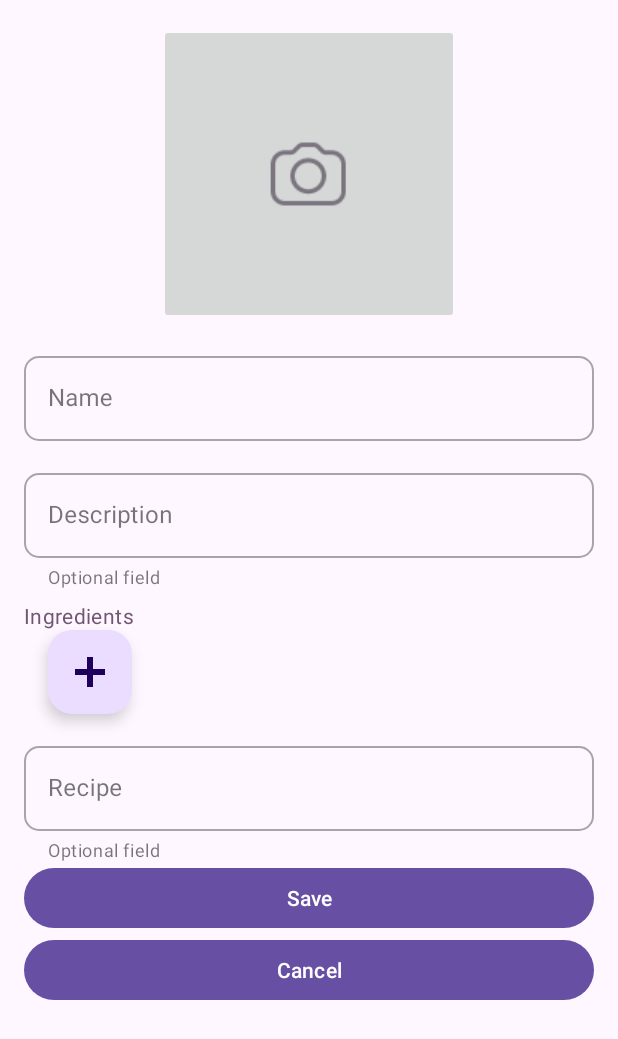
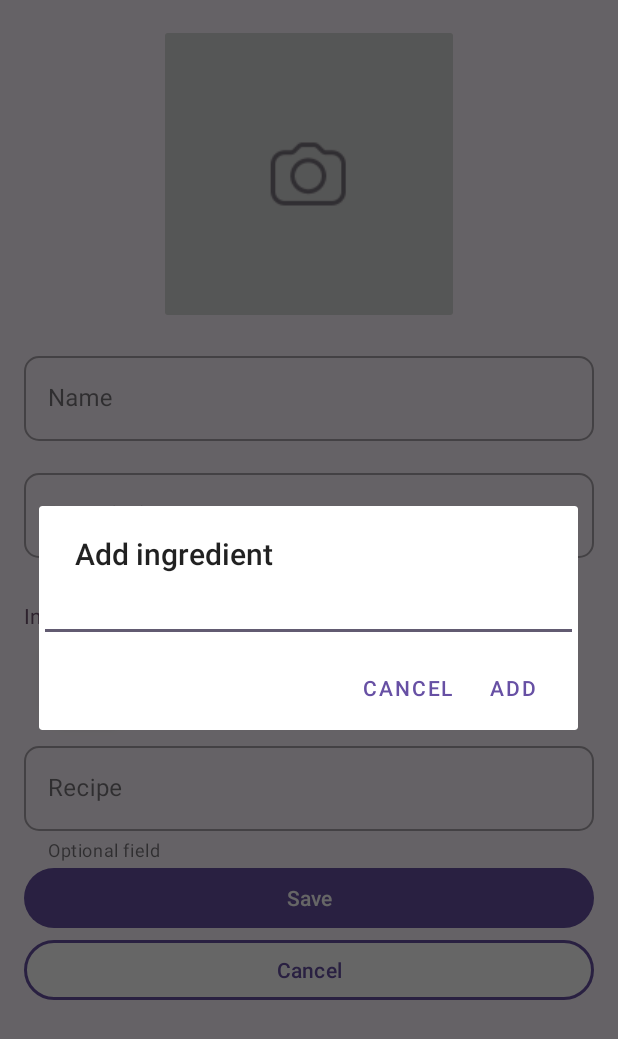
Before and after one commit to OTende/SurfTestProject, an Android app: the CocktailCreationFragment screen opened through its navigation route, after a tap on an icon or button, on a phone screen of 412 x 824 dp. Shown: the top 1039 px of the screen. Run offline under Robolectric (Android 15) with nearby library versions, the phone set to English and light mode, and no system bars; our stand-ins replace Dagger/Hilt's generated code.

Commit message:
final fixes

```diff
--- a/app/src/main/java/com/example/surftestproject/adapters/CocktailAdapter.kt
+++ b/app/src/main/java/com/example/surftestproject/adapters/CocktailAdapter.kt
@@ -1,9 +1,5 @@
 package com.example.surftestproject.adapters
 
-import android.content.Intent
-import android.graphics.BitmapFactory
-import android.graphics.drawable.BitmapDrawable
-import android.graphics.drawable.Drawable
 import android.view.LayoutInflater
 import android.view.ViewGroup
 import androidx.core.os.bundleOf
--- a/app/src/main/java/com/example/surftestproject/data/CocktailRepository.kt
+++ b/app/src/main/java/com/example/surftestproject/data/CocktailRepository.kt
@@ -1,7 +1,6 @@
 package com.example.surftestproject.data
 
 import com.example.surftestproject.data.db.CocktailDao
-import com.example.surftestproject.data.db.CocktailDatabase
 import javax.inject.Inject
 
 class CocktailRepository @Inject constructor(
--- a/app/src/main/java/com/example/surftestproject/di/AppModule.kt
+++ b/app/src/main/java/com/example/surftestproject/di/AppModule.kt
@@ -2,8 +2,6 @@ package com.example.surftestproject.di
 
 import android.content.Context
 import androidx.room.Room
-import com.example.surftestproject.data.Cocktail
-import com.example.surftestproject.data.db.CocktailDao
 import com.example.surftestproject.data.db.CocktailDatabase
 import dagger.Module
 import dagger.Provides
--- a/app/src/main/java/com/example/surftestproject/ui/CocktailCreationFragment.kt
+++ b/app/src/main/java/com/example/surftestproject/ui/CocktailCreationFragment.kt
@@ -1,16 +1,20 @@
 package com.example.surftestproject.ui
 
+import android.app.AlertDialog
 import android.os.Bundle
 import android.text.Editable
 import android.text.SpannableStringBuilder
 import android.view.LayoutInflater
 import android.view.View
 import android.view.ViewGroup
+import android.widget.EditText
 import android.widget.TextView
 import android.widget.Toast
 import androidx.activity.result.contract.ActivityResultContracts
 import androidx.core.os.bundleOf
 import androidx.core.view.forEach
+import androidx.core.view.marginEnd
+import androidx.fragment.app.DialogFragment
 import androidx.fragment.app.Fragment
 import androidx.fragment.app.activityViewModels
 import androidx.navigation.fragment.findNavController
@@ -44,13 +48,10 @@ class CocktailCreationFragment : Fragment() {
 
         if (arguments != null) {
             with(requireArguments()) {
-//                binding.cocktailName.editText?.text =
-//                    Editable.Factory.getInstance().newEditable("asd")
                 binding.cocktailName.editText?.text =
                     Editable.Factory.getInstance().newEditable(getString(NAME_TAG))
                 binding.cocktailDescription.editText?.text =
                     SpannableStringBuilder(getString(DESCRIPTION_TAG))
-//                binding.ingredientsList.
                 binding.cocktailImage.setImageBitmap(ImageDecoder.toBitmap(getByteArray(IMAGE_TAG)!!))
                 binding.cocktailRecipe.editText?.text =
                     SpannableStringBuilder(getString(RECIPE_TAG))
@@ -58,22 +59,47 @@ class CocktailCreationFragment : Fragment() {
             }
         }
 
+        // Изменение так и не заработало, только добавление
         binding.saveCocktailButton.setOnClickListener {
             val cocktail = createCocktail()
             if (id == -1) {
                 viewModel.saveCocktail(cocktail)
-                Toast.makeText(requireContext(), getString(R.string.save_success), Toast.LENGTH_SHORT).show()
+                Toast.makeText(
+                    requireContext(),
+                    getString(R.string.save_success),
+                    Toast.LENGTH_SHORT
+                ).show()
             } else {
-                val id = viewModel.changeCocktail(cocktail)
-                val bundle = bundleOf(CocktailDetailsFragment.DETAILS_KEY to id)
-                findNavController().navigate(R.id.action_cocktailCreationFragment_to_cocktailDetailsFragment, bundle)
+                viewModel.changeCocktail(cocktail)
+                // Крашит всё
+//                val bundle = bundleOf(CocktailDetailsFragment.DETAILS_KEY to id)
+//                findNavController().navigate(
+//                    R.id.action_cocktailCreationFragment_to_cocktailDetailsFragment,
+//                    bundle
+//                )
             }
         }
 
+        binding.cancelButton.setOnClickListener {
+            findNavController().popBackStack()
+        }
+
+        // Делалось впопыхах, вариант с нормальным фрагментом был выкинут
         binding.addIngredientButton.setOnClickListener {
-            IngredientCreationFragment().show(
-                childFragmentManager, "asd"
-            )
+            val input = EditText(requireContext())
+            AlertDialog.Builder(requireContext())
+                .setView(input)
+                .setTitle(R.string.add_ingredient)
+                .setPositiveButton(R.string.add) { _, _ ->
+                    val view = TextView(requireContext()).apply {
+                        text = input.text.toString()
+                    }
+                    binding.ingredientsList.addView(view)
+                }
+                .setNegativeButton(R.string.cancel) { _, _ ->
+
+                }
+                .show()
         }
 
         return binding.root
@@ -88,8 +114,7 @@ class CocktailCreationFragment : Fragment() {
         return Cocktail(
             name = binding.cocktailName.editText?.text.toString(),
             description = binding.cocktailDescription.editText?.text.toString(),
-//            ingredients = values.toList(),
-            ingredients = listOf("1, 2, 3, 4", "1asd", "asdfg"),
+            ingredients = values.toList(),
             image = ImageDecoder.toByteArray(binding.cocktailImage),
             recipe = binding.cocktailRecipe.editText?.text.toString()
         )
--- a/app/src/main/java/com/example/surftestproject/ui/IngredientCreationFragment.kt
+++ b/app/src/main/java/com/example/surftestproject/ui/IngredientCreationFragment.kt
@@ -2,6 +2,7 @@ package com.example.surftestproject.ui
 
 import android.app.AlertDialog
 import android.app.Dialog
+import android.content.DialogInterface
 import android.os.Bundle
 import android.view.LayoutInflater
 import android.view.View
@@ -18,6 +19,9 @@ class IngredientCreationFragment : DialogFragment() {
     override fun onCreateDialog(savedInstanceState: Bundle?): Dialog {
         return AlertDialog.Builder(requireContext())
             .setView(R.layout.fragment_ingredient_creation)
+            .setPositiveButton("asd") { _, _, ->
+                val value = binding.ingredient.editText?.text
+            }
             .create()
     }
 
--- a/app/src/main/java/com/example/surftestproject/ui/MyCocktailsFragment.kt
+++ b/app/src/main/java/com/example/surftestproject/ui/MyCocktailsFragment.kt
@@ -1,33 +1,32 @@
 package com.example.surftestproject.ui
 
-import android.animation.AnimatorSet
-import android.animation.ValueAnimator
+//import android.R
 import android.content.Context
 import android.content.Intent
-import android.opengl.Visibility
 import android.os.Bundle
-import androidx.fragment.app.Fragment
 import android.view.LayoutInflater
 import android.view.View
 import android.view.ViewGroup
-import android.view.ViewPropertyAnimator
+import androidx.constraintlayout.widget.ConstraintLayout
+import androidx.constraintlayout.widget.ConstraintSet
+import androidx.core.view.ViewCompat
+import androidx.fragment.app.Fragment
 import androidx.fragment.app.activityViewModels
-import androidx.fragment.app.viewModels
 import androidx.navigation.fragment.findNavController
 import androidx.recyclerview.widget.GridLayoutManager
-import androidx.recyclerview.widget.LinearLayoutManager
 import com.example.surftestproject.R
 import com.example.surftestproject.adapters.CocktailAdapter
-import com.example.surftestproject.data.Cocktail
 import com.example.surftestproject.databinding.FragmentMyCocktailsBinding
 import com.example.surftestproject.ui.viewmodels.CocktailViewModel
 import dagger.hilt.android.AndroidEntryPoint
 import javax.inject.Inject
 
+
 @AndroidEntryPoint
 class MyCocktailsFragment : Fragment() {
     private var _binding: FragmentMyCocktailsBinding? = null
     private val binding get() = _binding!!
+
     @Inject
     lateinit var adapter: CocktailAdapter
 
@@ -49,6 +48,26 @@ class MyCocktailsFragment : Fragment() {
             if (it.isEmpty())
                 binding.firstCocktailHint.visibility = View.VISIBLE
 
+            ViewCompat.animate(binding.mainImage)
+                .translationYBy(-3000F)
+                .setDuration(500)
+                .start()
+
+            ViewCompat.animate(binding.myCocktailsTv)
+                .translationYBy(-500F)
+                .setDuration(500)
+                .start()
+
+            ViewCompat.animate(binding.firstCocktailHint)
+                .translationY(5000F)
+                .setDuration(500)
+                .start()
+
+            ViewCompat.animate(binding.cocktailsList)
+                .translationYBy(-500F)
+                .setDuration(700)
+                .start()
+
             adapter.submitList(it)
         }
 
@@ -59,8 +78,12 @@ class MyCocktailsFragment : Fragment() {
         }
 
         binding.shareButton.setOnClickListener {
-            val cocktailNames = viewModel.getCocktailsByCounter(4).joinToString(separator = ", ") { it.name }
-            val finalText = getString(R.string.share_message, cocktailNames)
+            val cocktails = viewModel.getCocktailsByCounter(4)
+            val cocktailNames =
+                viewModel.getCocktailsByCounter(4).joinToString(separator = ", ") { it.name }
+            val finalText = if (cocktails.isEmpty())
+                getString(R.string.share_message, cocktailNames)
+            else getString(R.string.short_share_message)
 
             val sendIntent: Intent = Intent().apply {
                 action = Intent.ACTION_SEND
--- a/app/src/main/java/com/example/surftestproject/ui/viewmodels/CocktailViewModel.kt
+++ b/app/src/main/java/com/example/surftestproject/ui/viewmodels/CocktailViewModel.kt
@@ -7,12 +7,9 @@ import androidx.lifecycle.viewModelScope
 import com.example.surftestproject.data.Cocktail
 import com.example.surftestproject.data.CocktailRepository
 import dagger.hilt.android.lifecycle.HiltViewModel
-import kotlinx.coroutines.Deferred
 import kotlinx.coroutines.async
-import kotlinx.coroutines.flow.flow
 import kotlinx.coroutines.launch
 import kotlinx.coroutines.runBlocking
-import java.util.concurrent.Flow
 import javax.inject.Inject
 
 @HiltViewModel
--- a/app/src/main/java/com/example/surftestproject/ui/viewmodels/IngredientViewModel.kt
+++ b/app/src/main/java/com/example/surftestproject/ui/viewmodels/IngredientViewModel.kt
@@ -1,8 +1,4 @@
 package com.example.surftestproject.ui.viewmodels
-
-import androidx.lifecycle.LiveData
-import androidx.lifecycle.MutableLiveData
-import androidx.lifecycle.ViewModel
 
 //class IngredientViewModel : ViewModel() {
 //    private var _list: MutableLiveData<List<String>>? = null
--- a/app/src/main/res/layout/fragment_cocktail_creation.xml
+++ b/app/src/main/res/layout/fragment_cocktail_creation.xml
@@ -116,6 +116,7 @@
         <com.google.android.material.button.MaterialButton
             android:id="@+id/cancel_button"
             android:layout_width="match_parent"
+            style="@style/Base.Theme.AppCompat.ReversedButton"
             android:layout_height="wrap_content"
             android:text="@string/cancel"
             app:layout_constraintTop_toBottomOf="@id/save_cocktail_button" />
--- a/app/src/main/res/layout/fragment_ingredient_creation.xml
+++ b/app/src/main/res/layout/fragment_ingredient_creation.xml
@@ -52,6 +52,7 @@
             android:layout_width="wrap_content"
             android:layout_height="wrap_content"
             android:text="@string/cancel"
+            style="@style/Base.Theme.AppCompat.ReversedButton"
             app:layout_constraintEnd_toEndOf="parent"
             app:layout_constraintStart_toStartOf="parent"
             app:layout_constraintTop_toBottomOf="@id/add_ingredient_button" />
--- a/app/src/main/res/values/strings.xml
+++ b/app/src/main/res/values/strings.xml
@@ -21,6 +21,7 @@
     <string name="add">Add</string>
     <string name="share">Share cocktails</string>
     <string name="share_message">Смотри какие коктейли я создал в приложении Cocktail Bar! %s и другие. Хочешь попробовать?</string>
+    <string name="short_share_message">В приложении Cocktail Bar можно создавать свои коктейли! Присоединяйся!</string>
     <string name="delete">Удалить коктейль</string>
     <string name="are_you_sure">Вы уверены?</string>
     <string name="yes">Да</string>
--- a/app/src/main/res/values/themes.xml
+++ b/app/src/main/res/values/themes.xml
@@ -23,6 +23,13 @@
         <item name="android:textColor">@color/white</item>
     </style>
 
+    <style name="Base.Theme.AppCompat.ReversedButton" parent="ShapeAppearanceOverlay.Material3.Button">
+        <item name="strokeColor">?attr/colorPrimary</item>
+        <item name="strokeWidth">2dp</item>
+        <item name="backgroundTint">?attr/colorOnPrimary</item>
+        <item name="android:textColor">?attr/colorPrimary</item>
+    </style>
+
     <style name="Widget.MaterialComponents.TextInputLayout.OutlinedBox.Default" parent="Widget.MaterialComponents.TextInputLayout.OutlinedBox">
         <item name="android:layout_marginTop">16dp</item>
         <item name="boxCornerRadiusBottomEnd">@dimen/defaultCornerRadius</item>
```
Also changed, not shown: app/src/main/java/com/example/surftestproject/ui/CocktailDetailsFragment.kt (+1 -6 lines), app/src/main/res/layout/fragment_my_cocktails.xml (+5 -2 lines).
